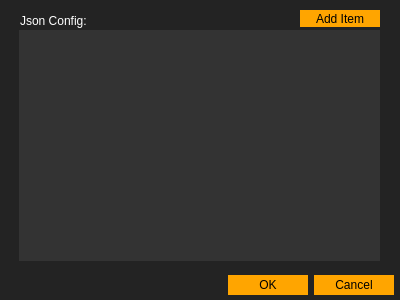
The window that acriaconfig.ui (Acria-Network/Acria-Oracle-Node-Qt) describes before a commit, drawn with Qt 5.
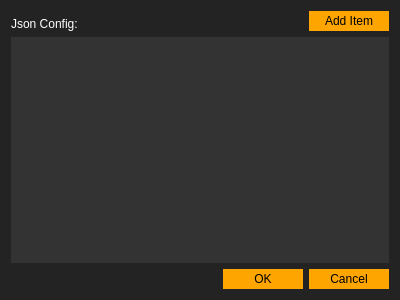
The same window after the commit. Icons and pictures are not drawn.

The edit to the form file:
```diff
--- a/acriaconfig.ui
+++ b/acriaconfig.ui
@@ -21,70 +21,40 @@
    <string notr="true">background-color:#232323;
 color:white;</string>
   </property>
-  <widget class="QDialogButtonBox" name="buttonBox">
-   <property name="geometry">
-    <rect>
-     <x>53</x>
-     <y>269</y>
-     <width>341</width>
-     <height>32</height>
-    </rect>
-   </property>
-   <property name="styleSheet">
-    <string notr="true">background-color:white;
-color:black;
-border: none;
-/*padding:30px;*/
-width:80px;
-padding-top:3px;
-padding-bottom:3px;
-background-color:orange;</string>
-   </property>
-   <property name="orientation">
-    <enum>Qt::Horizontal</enum>
-   </property>
-   <property name="standardButtons">
-    <set>QDialogButtonBox::Cancel|QDialogButtonBox::Ok</set>
-   </property>
-  </widget>
-  <widget class="QPlainTextEdit" name="plainTextEdit">
-   <property name="geometry">
-    <rect>
-     <x>19</x>
-     <y>30</y>
-     <width>361</width>
-     <height>231</height>
-    </rect>
-   </property>
-   <property name="styleSheet">
-    <string notr="true">background-color:#333333;</string>
-   </property>
-   <property name="frameShape">
-    <enum>QFrame::NoFrame</enum>
-   </property>
-  </widget>
+  <layout class="QVBoxLayout" name="verticalLayout">
+   <item>
+    <layout class="QHBoxLayout" name="horizontalLayout">
+     <property name="spacing">
+      <number>0</number>
+     </property>
+     <property name="bottomMargin">
+      <number>0</number>
+     </property>
+     <item>
   <widget class="QLabel" name="label">
-   <property name="geometry">
-    <rect>
-     <x>20</x>
-     <y>13</y>
-     <width>71</width>
-     <height>16</height>
-    </rect>
-   </property>
    <property name="text">
     <string>Json Config:</string>
    </property>
-  </widget>
+       <property name="alignment">
+        <set>Qt::AlignBottom|Qt::AlignLeading|Qt::AlignLeft</set>
+       </property>
+      </widget>
+     </item>
+     <item>
+      <spacer name="horizontalSpacer">
+       <property name="orientation">
+        <enum>Qt::Horizontal</enum>
+       </property>
+       <property name="sizeHint" stdset="0">
+        <size>
+         <width>40</width>
+         <height>20</height>
+        </size>
+       </property>
+      </spacer>
+     </item>
+     <item>
   <widget class="QPushButton" name="pushButton_add_item">
-   <property name="geometry">
-    <rect>
-     <x>300</x>
-     <y>10</y>
-     <width>80</width>
-     <height>17</height>
-    </rect>
-   </property>
    <property name="autoFillBackground">
     <bool>false</bool>
    </property>
@@ -111,6 +81,40 @@
     <bool>false</bool>
    </property>
   </widget>
+     </item>
+    </layout>
+   </item>
+   <item>
+    <widget class="QPlainTextEdit" name="plainTextEdit">
+     <property name="styleSheet">
+      <string notr="true">background-color:#333333;</string>
+     </property>
+     <property name="frameShape">
+      <enum>QFrame::NoFrame</enum>
+     </property>
+    </widget>
+   </item>
+   <item>
+    <widget class="QDialogButtonBox" name="buttonBox">
+     <property name="styleSheet">
+      <string notr="true">background-color:white;
+color:black;
+border: none;
+/*padding:30px;*/
+width:80px;
+padding-top:3px;
+padding-bottom:3px;
+background-color:orange;</string>
+     </property>
+     <property name="orientation">
+      <enum>Qt::Horizontal</enum>
+     </property>
+     <property name="standardButtons">
+      <set>QDialogButtonBox::Cancel|QDialogButtonBox::Ok</set>
+     </property>
+    </widget>
+   </item>
+  </layout>
  </widget>
  <resources/>
  <connections>
```
Lines whose indentation alone changed are shown as unchanged.
